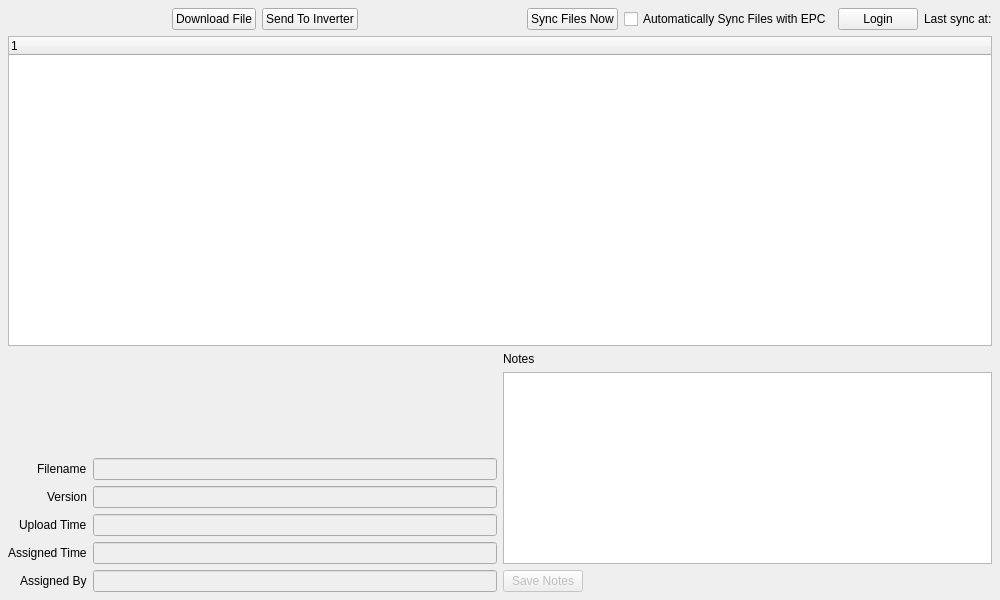
Old version of the form epyqlib/tabs/files/filesview.ui in the repository epcpower/stlib.
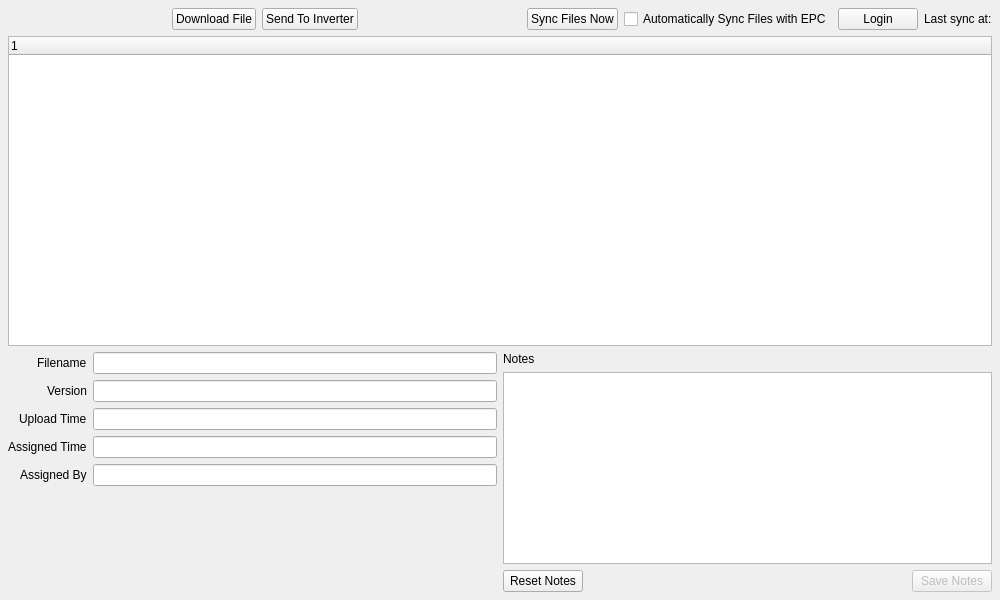
New version of the form.

Commit message: Add reset notes button

Diff of the .ui file:
```diff
--- a/epyqlib/tabs/files/filesview.ui
+++ b/epyqlib/tabs/files/filesview.ui
@@ -153,12 +153,12 @@
           <set>Qt::AlignBottom|Qt::AlignRight|Qt::AlignTrailing</set>
          </property>
          <property name="formAlignment">
-          <set>Qt::AlignBottom|Qt::AlignHCenter</set>
+          <set>Qt::AlignHCenter|Qt::AlignTop</set>
          </property>
          <item row="0" column="1">
           <widget class="QLineEdit" name="filename">
            <property name="enabled">
-            <bool>false</bool>
+            <bool>true</bool>
            </property>
            <property name="sizePolicy">
             <sizepolicy hsizetype="Expanding" vsizetype="Fixed">
@@ -169,6 +169,9 @@
            <property name="cursor">
             <cursorShape>ArrowCursor</cursorShape>
            </property>
+           <property name="readOnly">
+            <bool>true</bool>
+           </property>
           </widget>
          </item>
          <item row="0" column="0">
@@ -188,7 +191,7 @@
          <item row="1" column="1">
           <widget class="QLineEdit" name="version">
            <property name="enabled">
-            <bool>false</bool>
+            <bool>true</bool>
            </property>
            <property name="sizePolicy">
             <sizepolicy hsizetype="Expanding" vsizetype="Fixed">
@@ -199,6 +202,9 @@
            <property name="cursor">
             <cursorShape>ArrowCursor</cursorShape>
            </property>
+           <property name="readOnly">
+            <bool>true</bool>
+           </property>
           </widget>
          </item>
          <item row="2" column="0">
@@ -211,7 +217,7 @@
          <item row="2" column="1">
           <widget class="QLineEdit" name="upload_time">
            <property name="enabled">
-            <bool>false</bool>
+            <bool>true</bool>
            </property>
            <property name="sizePolicy">
             <sizepolicy hsizetype="Expanding" vsizetype="Fixed">
@@ -222,6 +228,9 @@
            <property name="cursor">
             <cursorShape>ArrowCursor</cursorShape>
            </property>
+           <property name="readOnly">
+            <bool>true</bool>
+           </property>
           </widget>
          </item>
          <item row="3" column="0">
@@ -234,7 +243,7 @@
          <item row="3" column="1">
           <widget class="QLineEdit" name="assigned_time">
            <property name="enabled">
-            <bool>false</bool>
+            <bool>true</bool>
            </property>
            <property name="sizePolicy">
             <sizepolicy hsizetype="Expanding" vsizetype="Fixed">
@@ -245,6 +254,9 @@
            <property name="cursor">
             <cursorShape>ArrowCursor</cursorShape>
            </property>
+           <property name="readOnly">
+            <bool>true</bool>
+           </property>
           </widget>
          </item>
          <item row="4" column="0">
@@ -257,7 +269,7 @@
          <item row="4" column="1">
           <widget class="QLineEdit" name="assigned_by">
            <property name="enabled">
-            <bool>false</bool>
+            <bool>true</bool>
            </property>
            <property name="sizePolicy">
             <sizepolicy hsizetype="Expanding" vsizetype="Fixed">
@@ -268,6 +280,9 @@
            <property name="cursor">
             <cursorShape>ArrowCursor</cursorShape>
            </property>
+           <property name="readOnly">
+            <bool>true</bool>
+           </property>
           </widget>
          </item>
         </layout>
@@ -301,6 +316,28 @@
           </widget>
          </item>
          <item>
+          <layout class="QHBoxLayout" name="horizontalLayout_3">
+           <item>
+            <widget class="QPushButton" name="reset_notes">
+             <property name="text">
+              <string>Reset Notes</string>
+             </property>
+            </widget>
+           </item>
+           <item>
+            <spacer name="horizontalSpacer_3">
+             <property name="orientation">
+              <enum>Qt::Horizontal</enum>
+             </property>
+             <property name="sizeHint" stdset="0">
+              <size>
+               <width>40</width>
+               <height>20</height>
+              </size>
+             </property>
+            </spacer>
+           </item>
+           <item>
           <widget class="QPushButton" name="save_notes">
            <property name="enabled">
             <bool>false</bool>
@@ -318,6 +355,8 @@
             <string>Save Notes</string>
            </property>
           </widget>
+           </item>
+          </layout>
          </item>
         </layout>
        </item>
```
Lines whose indentation alone changed are shown as unchanged. The commit also changes 1 other file.
